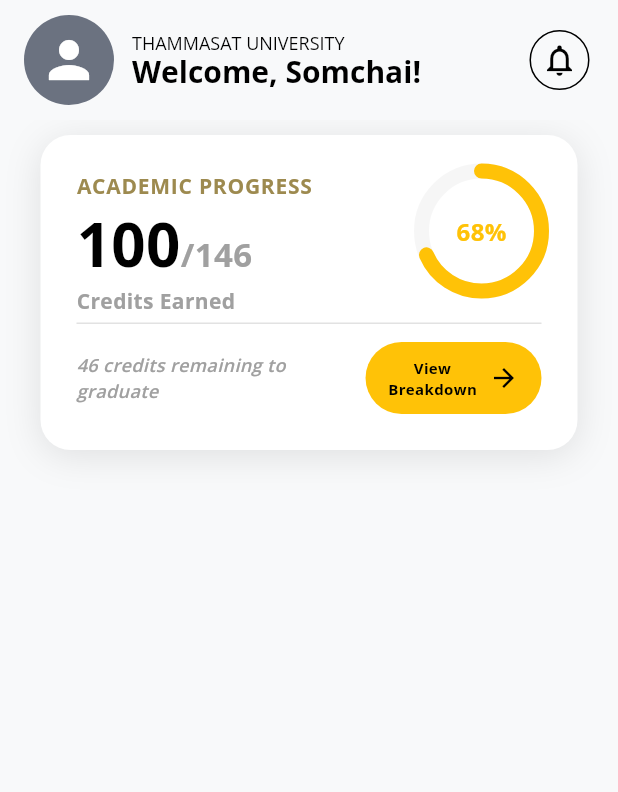
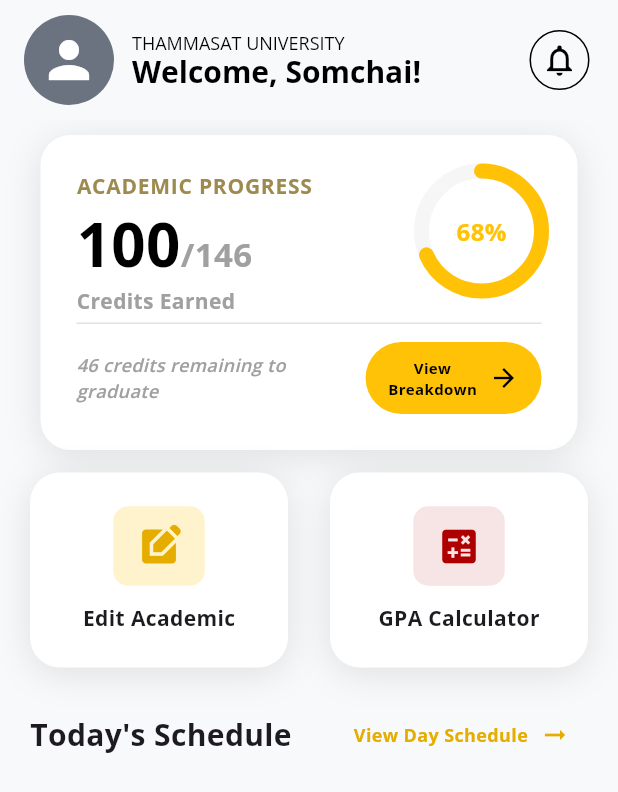
Before and after one commit to 6610685353/cn-planner, a Flutter app: the HomePage screen opened by its route, on a phone screen of 412 x 824 dp. Shown: the top 792 px of the screen. Run offline on Flutter 3.47's test engine with Material 3 defaults, Android fonts, the phone set to English and light mode, and no system bars.

Commit message:
On Progress

```diff
--- a/cn_planner_app/lib/core/constants/app_colors.dart
+++ b/cn_planner_app/lib/core/constants/app_colors.dart
@@ -4,6 +4,7 @@ class AppColors {
   static const Color primaryYellow = Color(0xFFE5AD00);
   static const Color accentYellow = Color(0xFFFFC207);
   static const Color darkYellow = Color(0xFF9D8A4F);
+  static const Color lightYellow = Color(0xFFFFF3CD);
   static const Color borderGrey = Color(0xFFE2E2E2);
   static const Color textGrey = Color(0xFFA0A0A0);
   static const Color textDarkGrey = Color(0xFF6B7280);
--- a/cn_planner_app/lib/features/home/views/home_page.dart
+++ b/cn_planner_app/lib/features/home/views/home_page.dart
@@ -1,6 +1,7 @@
 import 'package:cn_planner_app/core/constants/app_colors.dart';
 import 'package:cn_planner_app/core/widgets/bottom_nav_bar.dart';
 import 'package:cn_planner_app/features/home/widgets/academic_progress.dart';
+import 'package:cn_planner_app/features/home/widgets/home_feature.dart';
 import 'package:cn_planner_app/features/home/widgets/welcome_banner.dart';
 import 'package:flutter/material.dart';
 import 'package:cn_planner_app/route.dart';
@@ -31,8 +32,30 @@ class HomePage extends StatelessWidget {
                     route: AppRoutes.main,
                   ),
 
-                  // สามารถเพิ่ม Widget อื่นๆ ต่อท้ายได้ที่นี่
-                  const SizedBox(height: 20),
+                  const SizedBox(height: 15),
+
+                  Row(
+                    mainAxisAlignment: MainAxisAlignment.spaceBetween,
+                    children: [
+                      HomeFeature(
+                        icon: Icons.edit_square,
+                        name: "Edit Academic",
+                        route: AppRoutes.main,
+                        isLeft: true,
+                      ),
+
+                      HomeFeature(
+                        icon: Icons.calculate,
+                        name: "GPA Calculator",
+                        route: AppRoutes.main,
+                        isLeft: false,
+                      ),
+                    ],
+                  ),
+
+                  SizedBox(height: 12),
+
+                  scheduleTitle(context, AppRoutes.main),
                 ],
               ),
             ),
@@ -41,4 +64,47 @@ class HomePage extends StatelessWidget {
       ),
     );
   }
+
+  Widget scheduleTitle(BuildContext context, String route) {
+    return Row(
+      mainAxisAlignment: MainAxisAlignment.spaceBetween,
+      children: [
+        Text(
+          "Today's Schedule",
+          style: TextStyle(fontSize: 20, fontWeight: FontWeight.bold),
+        ),
+
+        InkWell(
+          onTap: () {
+            Navigator.pushNamed(context, AppRoutes.main);
+          },
+          borderRadius: BorderRadius.circular(8),
+          child: const Padding(
+            padding: EdgeInsets.symmetric(vertical: 8, horizontal: 12),
+            child: Row(
+              mainAxisSize: MainAxisSize.min,
+              mainAxisAlignment: MainAxisAlignment.center,
+              children: [
+                Text(
+                  'View Day Schedule',
+                  style: TextStyle(
+                    fontSize: 12,
+                    color: AppColors
+                        .primaryYellow, // เปลี่ยนสีให้มองเห็นชัด (เพราะไม่มีพื้นหลังแล้ว)
+                    fontWeight: FontWeight.bold,
+                  ),
+                ),
+                SizedBox(width: 8),
+                Icon(
+                  Icons.arrow_right_alt,
+                  size: 20,
+                  color: AppColors.primaryYellow, // สีเดียวกับ Text
+                ),
+              ],
+            ),
+          ),
+        ),
+      ],
+    );
+  }
 }
--- /dev/null
+++ b/cn_planner_app/lib/features/home/widgets/home_feature.dart
@@ -0,0 +1,74 @@
+import 'package:flutter/material.dart';
+import '../../../core/constants/app_colors.dart';
+
+class HomeFeature extends StatelessWidget {
+  final IconData icon;
+  final String name;
+  final String route;
+  final bool isLeft; // เปลี่ยนจาก String? left เป็น bool isLeft
+
+  const HomeFeature({
+    super.key,
+    required this.icon,
+    required this.name,
+    required this.route,
+    this.isLeft = true, // กำหนดค่าเริ่มต้นเป็นฝั่งซ้าย (สีเหลือง)
+  });
+
+  @override
+  Widget build(BuildContext context) {
+    return Container(
+      width: 172,
+      height: 130,
+      margin: const EdgeInsets.only(bottom: 15),
+      decoration: BoxDecoration(
+        color: Colors.white,
+        borderRadius: BorderRadius.circular(20),
+        boxShadow: [
+          BoxShadow(
+            color: Colors.black.withOpacity(0.1),
+            blurRadius: 20,
+            offset: const Offset(0, 4),
+          ),
+        ],
+      ),
+      child: Material(
+        color: Colors.transparent,
+        child: InkWell(
+          borderRadius: BorderRadius.circular(20),
+          onTap: () {
+            Navigator.pushNamed(context, route);
+          },
+          child: Column(
+            mainAxisAlignment: MainAxisAlignment.center,
+            children: [
+              Container(
+                width: 61,
+                height: 53,
+                decoration: BoxDecoration(
+                  color: isLeft
+                      ? AppColors.accentYellow.withOpacity(0.2)
+                      : AppColors.errorRed.withOpacity(0.1),
+                  borderRadius: BorderRadius.circular(10),
+                ),
+                child: Icon(
+                  icon,
+                  color: isLeft ? AppColors.primaryYellow : AppColors.errorRed,
+                  size: 30,
+                ),
+              ),
+              const SizedBox(height: 12),
+              Text(
+                name,
+                style: const TextStyle(
+                  fontWeight: FontWeight.bold,
+                  fontSize: 14,
+                ),
+              ),
+            ],
+          ),
+        ),
+      ),
+    );
+  }
+}
```
